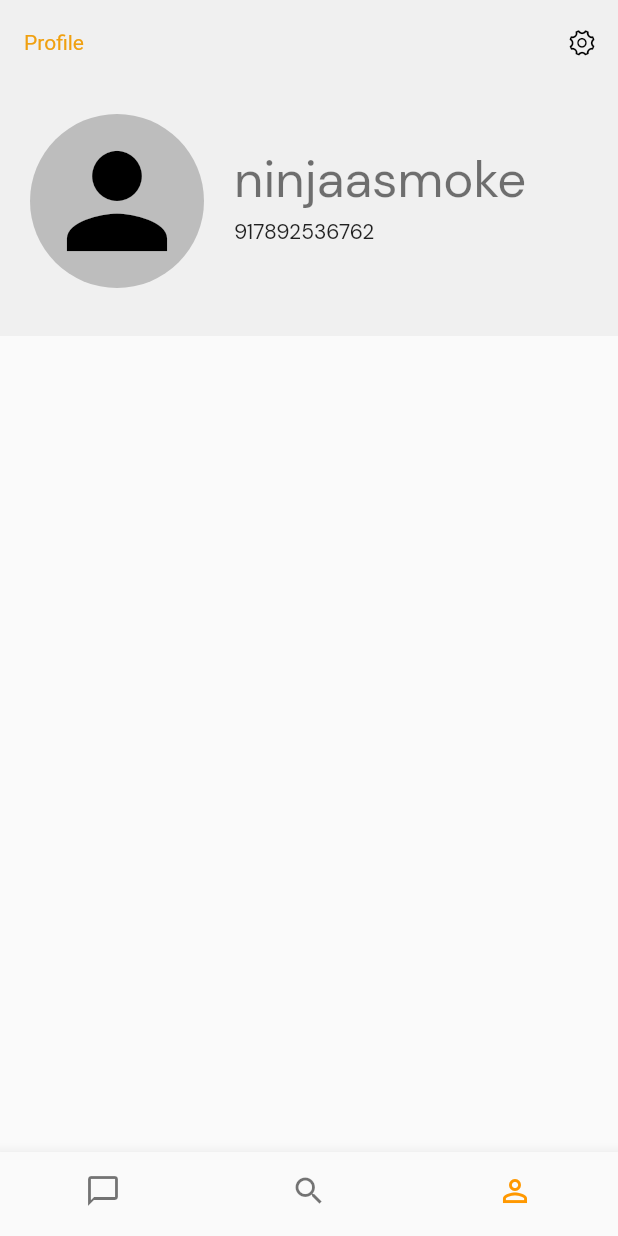
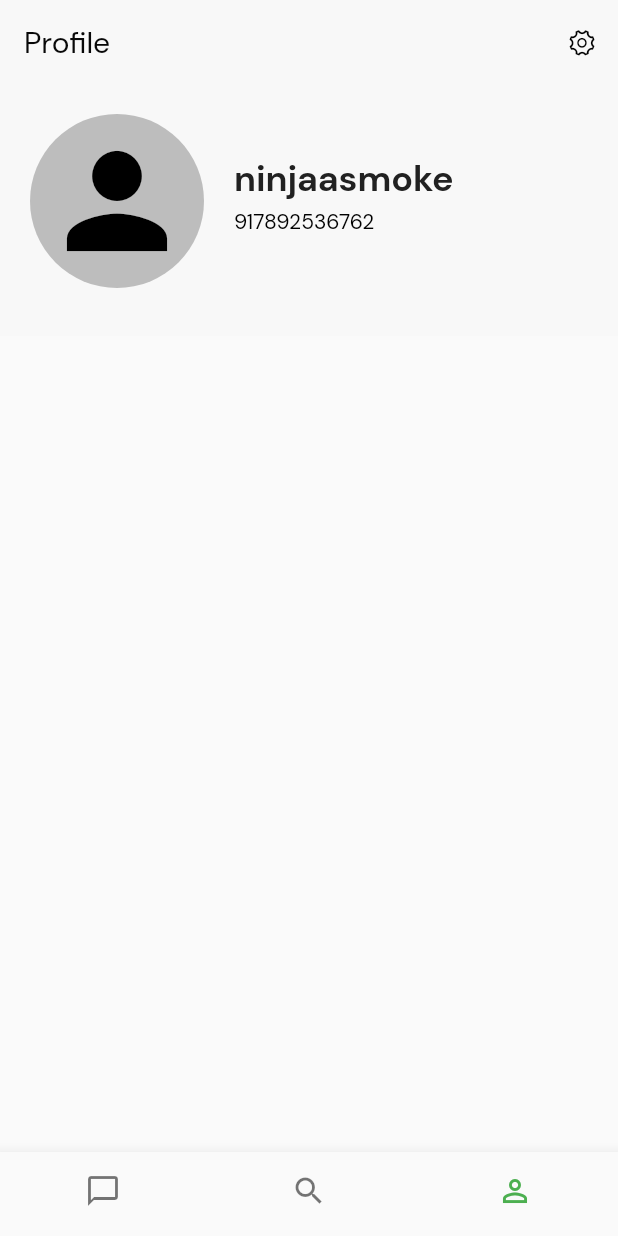
Before and after one commit to ninjaasmoke/ChatMe, a Flutter app: the screen it shows after launch, item 3 of the bottom bar chosen, on a phone screen of 412 x 824 dp. Run offline on Flutter 3.47's test engine with Material 2 defaults, Android fonts, the phone set to English and light mode, and no system bars.

Commit message:
light ui theme color change

```diff
--- a/lib/Theme/ThemeDart.dart
+++ b/lib/Theme/ThemeDart.dart
@@ -12,15 +12,33 @@ PageTransitionsTheme pageTransitionsTheme = PageTransitionsTheme(builders: {
 });
 
 ThemeData lightTheme = ThemeData(
-  primaryColor: Color(0xfff0a010),
-  primarySwatch: Colors.orange,
+  primaryColor: Color(0xff1db954),
+  primarySwatch: Colors.green,
   fontFamily: 'DMSans',
   brightness: Brightness.light,
   backgroundColor: Colors.white,
   pageTransitionsTheme: pageTransitionsTheme,
+  textTheme: TextTheme(
+    bodyText1: TextStyle(
+      color: Colors.black,
+    ),
+    bodyText2: TextStyle(color: Colors.grey[400]),
+    subtitle2: TextStyle(color: Colors.grey, fontSize: 12),
+    headline4: TextStyle(
+        color: Colors.grey[900], fontSize: 24, fontWeight: FontWeight.w700),
+    headline6: TextStyle(
+        color: Color(0xff181818), fontSize: 16, fontWeight: FontWeight.w500),
+  ),
   appBarTheme: AppBarTheme(
-    backgroundColor: Color(0xfff0f0f0),
-    textTheme: TextTheme(headline6: TextStyle(color: Color(0xfff0a010))),
+    // backgroundColor: Color(0xfff0f0f0),
+    // backgroundColor: Color(0xfff0a010),
+    backgroundColor: Color(0xfff8f8f8),
+    textTheme: TextTheme(
+        headline6: TextStyle(
+      color: Color(0xff080808),
+      fontSize: 20,
+      fontFamily: 'DMSans',
+    )),
     elevation: 0,
   ),
 );
@@ -40,10 +58,7 @@ ThemeData darkTheme = ThemeData(
       headline4: TextStyle(
           color: Colors.grey[100], fontSize: 24, fontWeight: FontWeight.w700),
       headline6: TextStyle(
-          fontFamily: 'DMSans',
-          color: Color(0xfff0f0f0),
-          fontSize: 16,
-          fontWeight: FontWeight.w500)),
+          color: Color(0xfff0f0f0), fontSize: 16, fontWeight: FontWeight.w500)),
   iconTheme: IconThemeData(color: Colors.white),
   scaffoldBackgroundColor: Color(0xff080808),
   appBarTheme: AppBarTheme(
```
